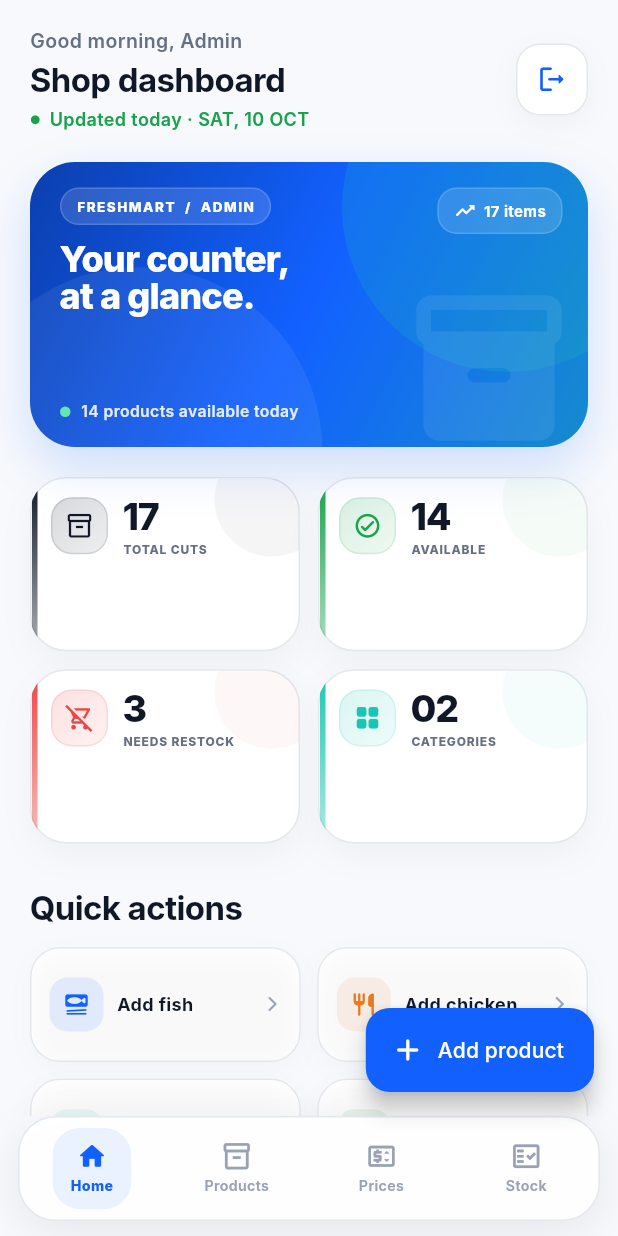
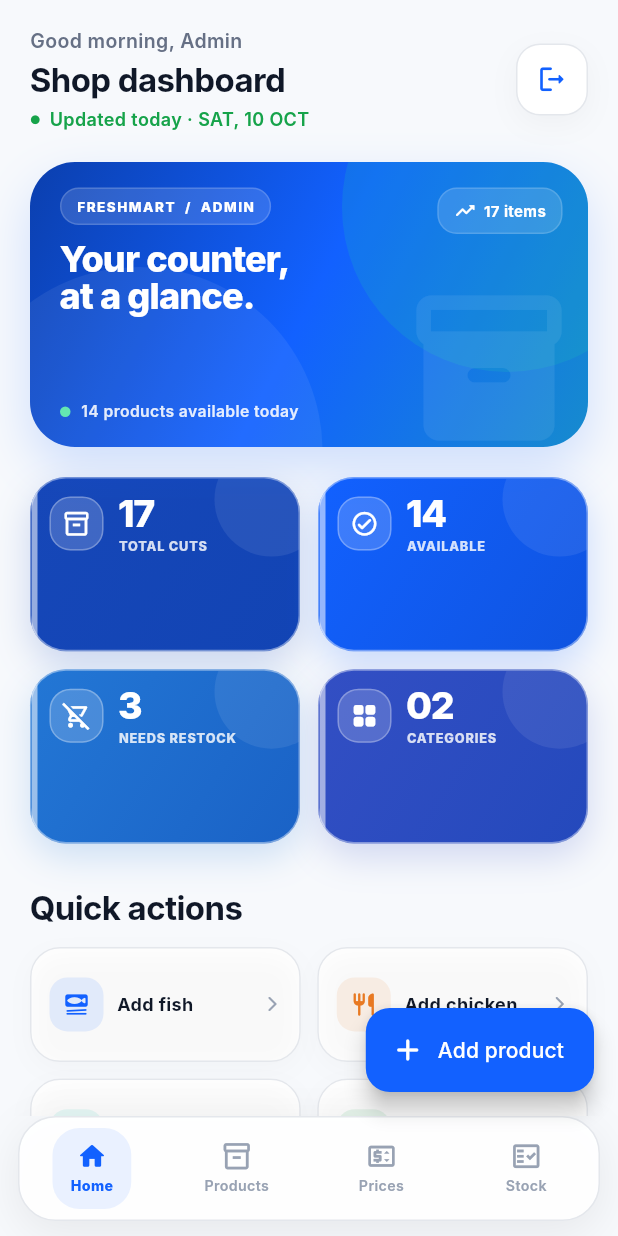
Before and after one commit to kavish-28/vaiso-freshmart, a Flutter app: the AdminDashboardScreen screen opened directly, on a phone screen of 412 x 824 dp. Run offline on Flutter 3.47's test engine with Material 3 defaults, Android fonts, the phone set to English and light mode, and no system bars; our stand-ins replace cloud_firestore; accounts and stored records are empty; Roboto replaces fonts that are missing (Inter).

Commit message:
first commit

```diff
--- a/lib/screens/admin_dashboard_screen.dart
+++ b/lib/screens/admin_dashboard_screen.dart
@@ -853,20 +853,25 @@ class _AdminDashboardScreenState extends State<AdminDashboardScreen> {
 
   Widget _summary(int available, int unavailable, double width) {
     final stats = [
-      ('TOTAL CUTS', '${_products.length}', Icons.inventory_2_outlined, _ink),
+      (
+        'TOTAL CUTS',
+        '${_products.length}',
+        Icons.inventory_2_outlined,
+        const Color(0xFF1647B8),
+      ),
       (
         'AVAILABLE',
         '$available',
         Icons.check_circle_outline_rounded,
-        AppColors.success,
+        const Color(0xFF1261FF),
       ),
       (
         'NEEDS RESTOCK',
         '$unavailable',
         Icons.remove_shopping_cart_outlined,
-        AppColors.danger,
-      ),
-      ('CATEGORIES', '02', Icons.grid_view_rounded, AppColors.aqua),
+        const Color(0xFF2377D5),
+      ),
+      ('CATEGORIES', '02', Icons.grid_view_rounded, const Color(0xFF334FC4)),
     ];
     return GridView.builder(
       shrinkWrap: true,
@@ -1070,7 +1075,6 @@ class _AdminNavItem extends StatelessWidget {
   );
 }
 
-// Premium stat card with the same surface, border and type scale as customer cards.
 class _PremiumStatCard extends StatelessWidget {
   final String label;
   final String value;
@@ -1088,14 +1092,18 @@ class _PremiumStatCard extends StatelessWidget {
   Widget build(BuildContext context) => Container(
     clipBehavior: Clip.antiAlias,
     decoration: BoxDecoration(
-      color: _AdminDashboardScreenState._paper,
+      gradient: LinearGradient(
+        begin: Alignment.topLeft,
+        end: Alignment.bottomRight,
+        colors: [color, Color.lerp(color, const Color(0xFF0B3FAE), .38)!],
+      ),
       borderRadius: BorderRadius.circular(24),
-      border: Border.all(color: _AdminDashboardScreenState._line),
+      border: Border.all(color: Colors.white.withOpacity(.42)),
       boxShadow: [
         BoxShadow(
-          color: Colors.black.withOpacity(.035),
-          blurRadius: 18,
-          offset: const Offset(0, 8),
+          color: color.withOpacity(.2),
+          blurRadius: 20,
+          offset: const Offset(0, 9),
         ),
       ],
     ),
@@ -1109,7 +1117,7 @@ class _PremiumStatCard extends StatelessWidget {
             height: 76,
             decoration: BoxDecoration(
               shape: BoxShape.circle,
-              color: color.withOpacity(.045),
+              color: Colors.white.withOpacity(.08),
             ),
           ),
         ),
@@ -1119,32 +1127,22 @@ class _PremiumStatCard extends StatelessWidget {
           bottom: 0,
           child: Container(
             width: 4,
-            decoration: BoxDecoration(
-              gradient: LinearGradient(
-                begin: Alignment.topCenter,
-                end: Alignment.bottomCenter,
-                colors: [color, color.withOpacity(.35)],
-              ),
-            ),
+            decoration: BoxDecoration(color: Colors.white.withOpacity(.55)),
           ),
         ),
         Padding(
-          padding: const EdgeInsets.fromLTRB(13, 12, 11, 12),
+          padding: const EdgeInsets.fromLTRB(12, 10, 10, 10),
           child: Row(
             children: [
               Container(
-                width: 38,
-                height: 38,
+                width: 36,
+                height: 36,
                 decoration: BoxDecoration(
-                  gradient: LinearGradient(
-                    begin: Alignment.topLeft,
-                    end: Alignment.bottomRight,
-                    colors: [color.withOpacity(.16), color.withOpacity(.07)],
-                  ),
+                  color: Colors.white.withOpacity(.18),
                   borderRadius: BorderRadius.circular(14),
-                  border: Border.all(color: color.withOpacity(.12)),
-                ),
-                child: Icon(icon, color: color, size: 19),
+                  border: Border.all(color: Colors.white.withOpacity(.28)),
+                ),
+                child: Icon(icon, color: Colors.white, size: 19),
               ),
               const SizedBox(width: 10),
               Expanded(
@@ -1154,12 +1152,12 @@ class _PremiumStatCard extends StatelessWidget {
                   children: [
                     Text(
                       value,
-                      style: const TextStyle(
+                      style: TextStyle(
                         fontSize: 25,
                         height: 1,
                         fontWeight: FontWeight.w800,
                         letterSpacing: -.8,
-                        color: _AdminDashboardScreenState._ink,
+                        color: Colors.white,
                       ),
                     ),
                     const SizedBox(height: 5),
@@ -1167,12 +1165,12 @@ class _PremiumStatCard extends StatelessWidget {
                       label,
                       maxLines: 2,
                       overflow: TextOverflow.ellipsis,
-                      style: const TextStyle(
-                        fontSize: 8,
+                      style: TextStyle(
+                        fontSize: 8.5,
                         height: 1.15,
                         fontWeight: FontWeight.w800,
                         letterSpacing: .55,
-                        color: _AdminDashboardScreenState._sage,
+                        color: Colors.white.withOpacity(.82),
                       ),
                     ),
                   ],
@@ -1249,7 +1247,7 @@ class _AdminProductTileState extends State<_AdminProductTile>
         child: Column(
           children: [
             Expanded(
-              flex: 7,
+              flex: 6,
               child: ClipRRect(
                 borderRadius: const BorderRadius.vertical(
                   top: Radius.circular(23),
@@ -1339,9 +1337,9 @@ class _AdminProductTileState extends State<_AdminProductTile>
               ),
             ),
             Expanded(
-              flex: 3,
+              flex: 4,
               child: Padding(
-                padding: const EdgeInsets.fromLTRB(11, 5, 8, 5),
+                padding: const EdgeInsets.fromLTRB(10, 3, 6, 3),
                 child: Row(
                   children: [
                     Expanded(
@@ -1354,7 +1352,8 @@ class _AdminProductTileState extends State<_AdminProductTile>
                             maxLines: 1,
                             overflow: TextOverflow.ellipsis,
                             style: AppTextStyles.heading3.copyWith(
-                              fontSize: 13,
+                              fontSize: 12,
+                              height: 1.05,
                             ),
                           ),
                           const SizedBox(height: 2),
@@ -1362,7 +1361,8 @@ class _AdminProductTileState extends State<_AdminProductTile>
                             '₹${widget.product.pricePerKg.toStringAsFixed(0)} / kg',
                             maxLines: 1,
                             style: AppTextStyles.price.copyWith(
-                              fontSize: 15,
+                              fontSize: 13,
+                              height: 1.05,
                               letterSpacing: -.2,
                             ),
                           ),
@@ -1374,15 +1374,15 @@ class _AdminProductTileState extends State<_AdminProductTile>
                       tooltip: 'Edit product',
                       visualDensity: VisualDensity.compact,
                       constraints: const BoxConstraints.tightFor(
-                        width: 30,
-                        height: 30,
+                        width: 28,
+                        height: 28,
                       ),
                       padding: EdgeInsets.zero,
                       style: IconButton.styleFrom(
                         backgroundColor: AppColors.surfaceSoft,
                         foregroundColor: AppColors.primary,
                       ),
-                      icon: const Icon(Icons.edit_rounded, size: 15),
+                      icon: const Icon(Icons.edit_rounded, size: 14),
                     ),
                   ],
                 ),
```
